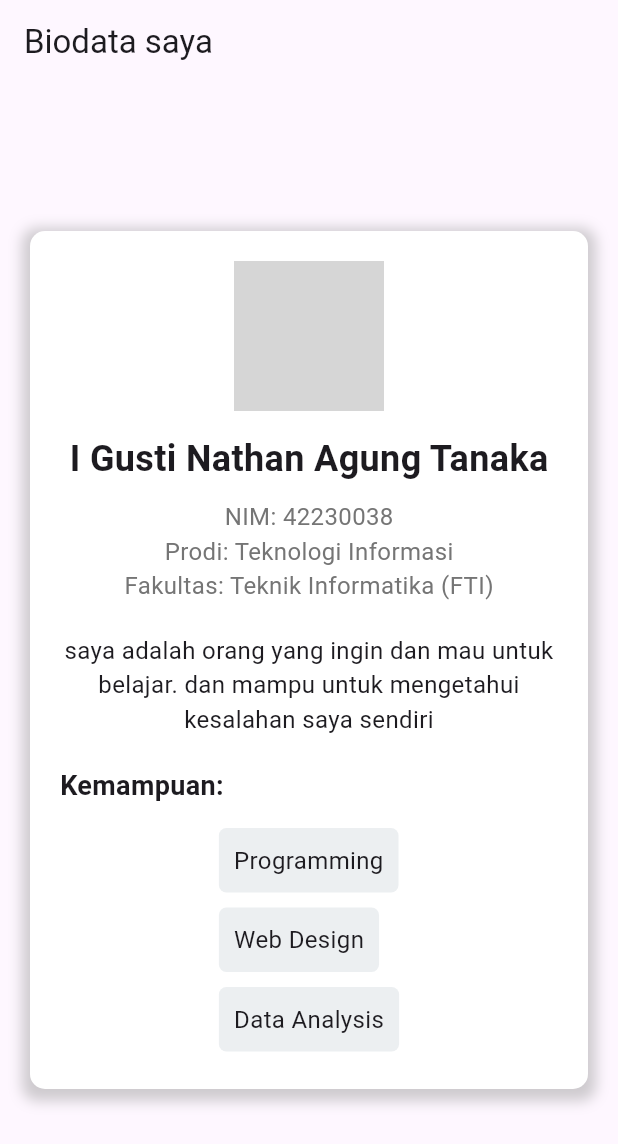
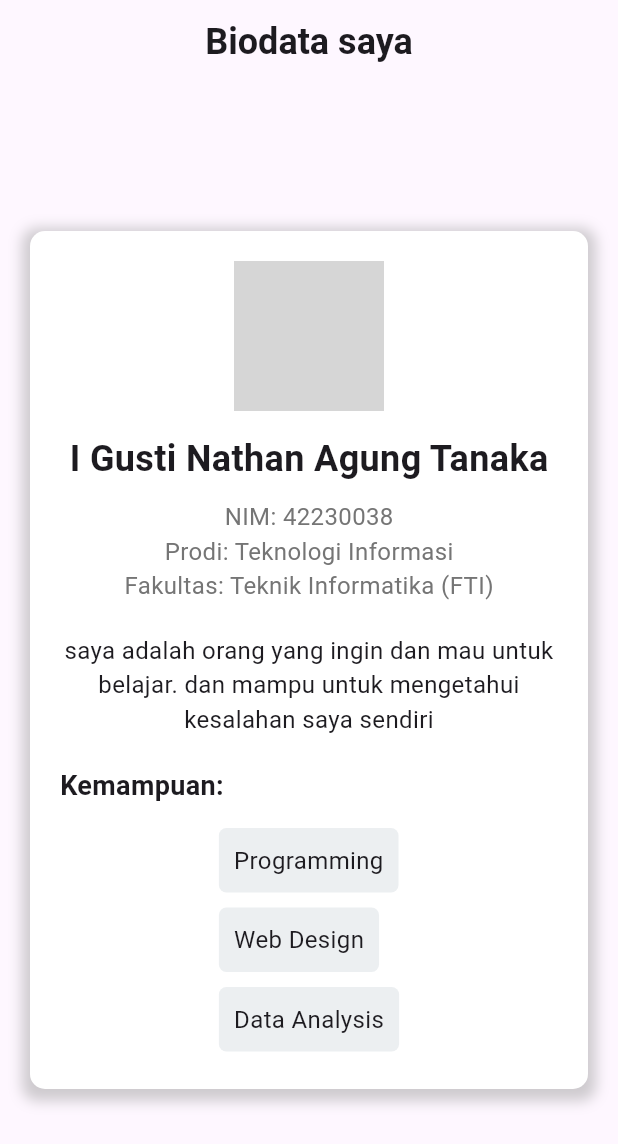
Before and after one commit to NoPlayerCharacter/UTS-Pemrogaman-Seluler, a Flutter app: the screen it shows after launch, on a phone screen of 412 x 824 dp. Shown: the top 1144 px of the screen. Run offline on Flutter 3.47's test engine with Material 3 defaults, Android fonts, the phone set to English and light mode, and no system bars; grey boxes are pictures that could not be loaded.

Commit message:
perubahan dan penyusuaian

```diff
--- a/projectku/lib/main.dart
+++ b/projectku/lib/main.dart
@@ -10,7 +10,14 @@ class MyApp extends StatelessWidget {
     return MaterialApp(
       home: Scaffold(
         appBar: AppBar(
-          title: Text('Biodata saya'),
+          centerTitle: true, // Centers the title
+          title: Text(
+            'Biodata saya',
+            style: TextStyle(
+              fontSize: 24, // Adjusts the font size of the title
+              fontWeight: FontWeight.bold, // Optional: makes the text bold
+            ),
+          ),
         ),
         body: BiodataPage(),
       ),
--- a/projectku/pubspec.yaml
+++ b/projectku/pubspec.yaml
@@ -53,14 +53,16 @@ dev_dependencies:
 # The following section is specific to Flutter packages.
 flutter:
 
+
   # The following line ensures that the Material Icons font is
   # included with your application, so that you can use the icons in
   # the material Icons class.
+
   uses-material-design: true
 
   # To add assets to your application, add an assets section, like this:
-  # assets:
-  #   - images/foto.jpg
+  #  assets:
+  #   - Images/foto.jpg
   #   - images/a_dot_ham.jpeg
 
   # An image asset can refer to one or more resolution-specific "variants", see
```
